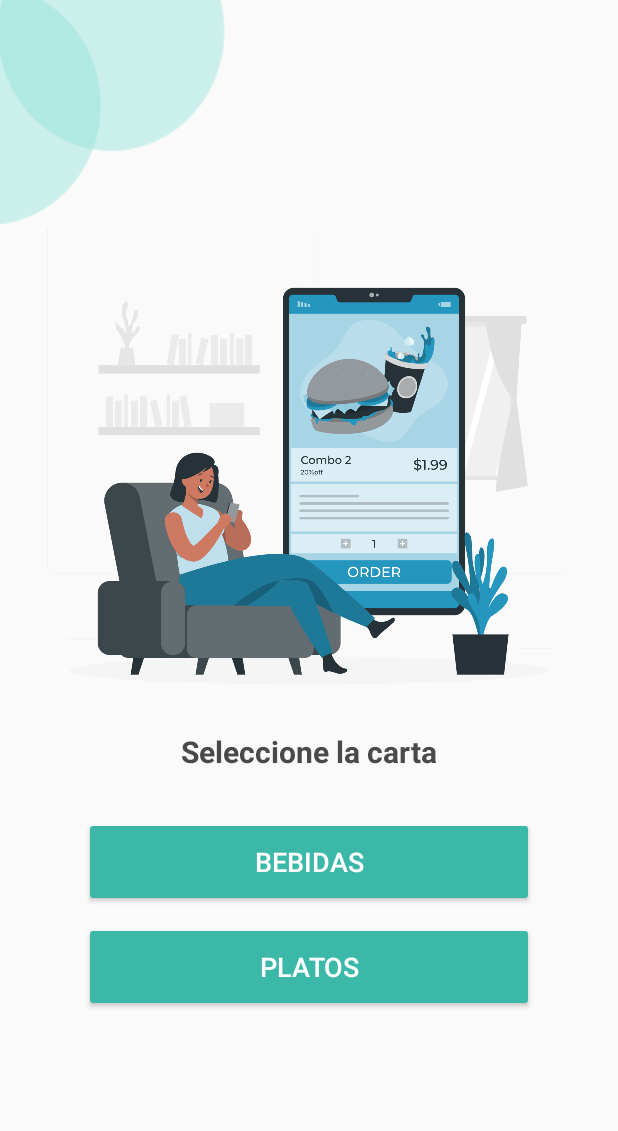
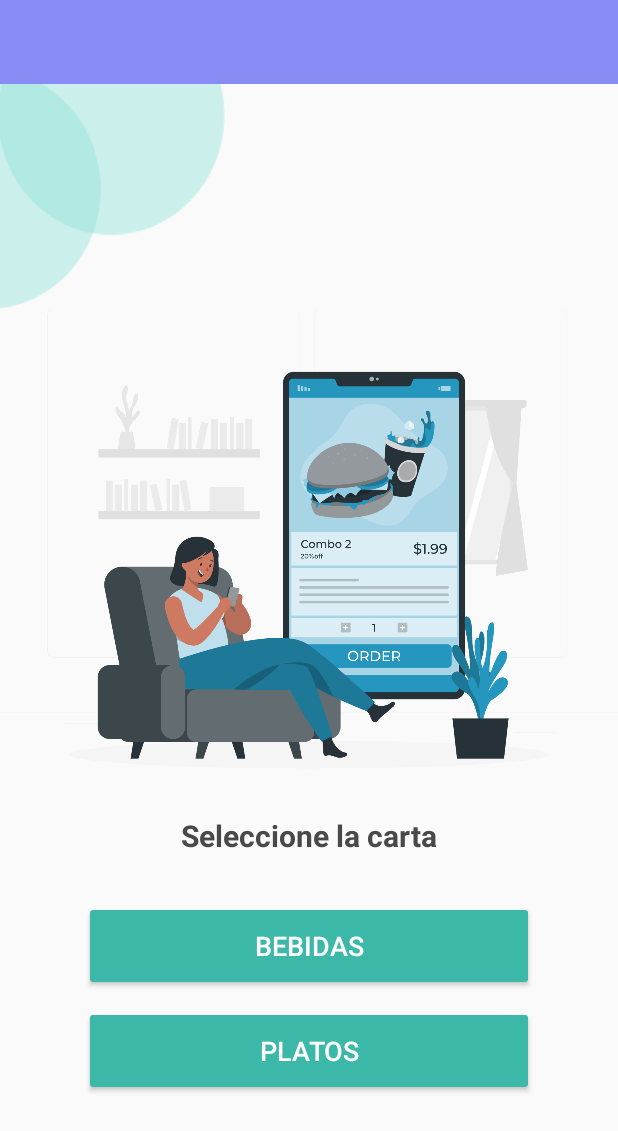
Before and after one commit to LMGP2002/Taller---RecyclerView-SQLite, an Android app: the layout activity_seleccion_carta_productos.xml on its own in the app's theme, with its tools: preview values and no code run, on a phone screen of 412 x 824 dp. Shown: the top 1131 px of the screen. Run offline under Robolectric (Android 15) with nearby library versions, the light colour scheme and no system bars.

Commit message:
Toolbar en actividad carta productos

```diff
--- a/app/src/main/res/layout/activity_seleccion_carta_productos.xml
+++ b/app/src/main/res/layout/activity_seleccion_carta_productos.xml
@@ -5,17 +5,30 @@
     android:id="@+id/main"
     android:layout_width="match_parent"
     android:layout_height="match_parent"
+    android:fitsSystemWindows="true"
     tools:context=".SeleccionCartaProductos">
+
+    <include
+        android:id="@+id/app_bar_id"
+        layout="@layout/app_bar_main"
+        android:layout_width="match_parent"
+        android:layout_height="wrap_content"
+        app:layout_constraintBottom_toTopOf="@+id/imgShape"
+        app:layout_constraintEnd_toEndOf="parent"
+        app:layout_constraintStart_toStartOf="parent"
+        app:layout_constraintTop_toTopOf="parent" />
 
     <ImageView
         android:id="@+id/imgShape"
         android:layout_width="150dp"
         android:layout_height="150dp"
+        android:layout_below="@id/app_bar_id"
+        android:layout_alignParentLeft="true"
+        android:layout_alignParentTop="true"
+        android:layout_marginLeft="0dp"
+        android:layout_marginTop="56dp"
         android:scaleType="fitXY"
-        app:srcCompat="@drawable/shape"
-        android:layout_alignParentTop="true"
-        android:layout_alignParentLeft="true"
-        />
+        app:srcCompat="@drawable/shape" />
 
     <ImageView
         android:id="@+id/imgOrder"
```
Also changed, not shown: app/src/main/java/com/example/restauranteventas/SeleccionCartaProductos.java (+40 -0 lines).
